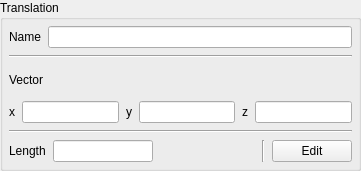
This is ui/transformation.ui in ess-dmsc/nexus-constructor as Qt 5 draws it before an edit. The edited form follows.
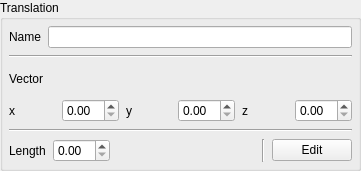
This is the edited form.

Commit message: replacing line edits with qdoublespinboxes, removing try/catch as the values will always be floats from a QDoubleSpinBox

What changed in the file:
```diff
--- a/ui/transformation.ui
+++ b/ui/transformation.ui
@@ -91,7 +91,7 @@
         </widget>
        </item>
        <item>
-        <widget class="QLineEdit" name="xLineEdit"/>
+        <widget class="QDoubleSpinBox" name="xLineEdit"/>
        </item>
        <item>
         <widget class="QLabel" name="yPosLabel">
@@ -101,7 +101,7 @@
         </widget>
        </item>
        <item>
-        <widget class="QLineEdit" name="yLineEdit"/>
+        <widget class="QDoubleSpinBox" name="yLineEdit"/>
        </item>
        <item>
         <widget class="QLabel" name="zPosLabel">
@@ -111,7 +111,7 @@
         </widget>
        </item>
        <item>
-        <widget class="QLineEdit" name="zLineEdit"/>
+        <widget class="QDoubleSpinBox" name="zLineEdit"/>
        </item>
       </layout>
      </item>
@@ -135,7 +135,7 @@
         </widget>
        </item>
        <item>
-        <widget class="QLineEdit" name="valueLineEdit">
+        <widget class="QDoubleSpinBox" name="valueLineEdit">
          <property name="maximumSize">
           <size>
            <width>100</width>
```
The commit also changes 2 other files.
